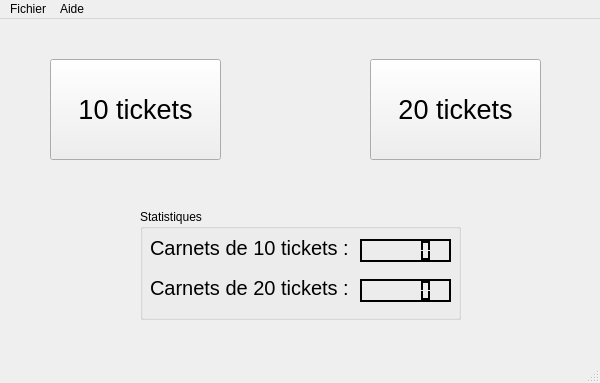
Old version of the form trunk/ui/mainwindow.ui in the repository ae-utbm/ticketprinter.
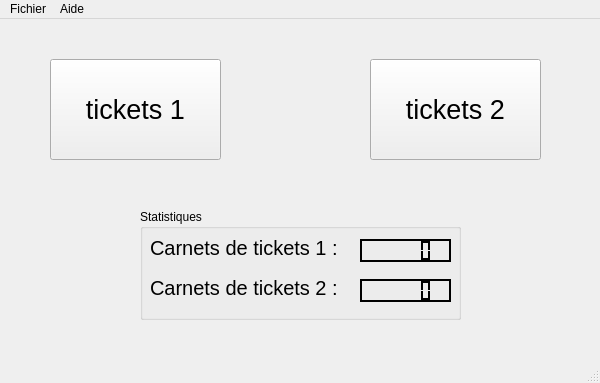
New version of the form.

Commit message: Possibilité de spécifier le nombre de tickets par carnet en paramètre

The edit to the form file:
```diff
--- a/trunk/ui/mainwindow.ui
+++ b/trunk/ui/mainwindow.ui
@@ -50,7 +50,7 @@
       </font>
      </property>
      <property name="text" >
-      <string>10 tickets</string>
+      <string>tickets 1</string>
      </property>
     </widget>
     <widget class="QPushButton" name="vente20" >
@@ -68,7 +68,7 @@
       </font>
      </property>
      <property name="text" >
-      <string>20 tickets</string>
+      <string>tickets 2</string>
      </property>
     </widget>
     <widget class="QGroupBox" name="Stats" >
@@ -98,7 +98,7 @@
        </font>
       </property>
       <property name="text" >
-       <string>Carnets de 10 tickets :</string>
+       <string>Carnets de tickets 1 :</string>
       </property>
      </widget>
      <widget class="QLCDNumber" name="lcd10tik" >
@@ -985,7 +985,7 @@
        </font>
       </property>
       <property name="text" >
-       <string>Carnets de 20 tickets :</string>
+       <string>Carnets de tickets 2 :</string>
       </property>
      </widget>
     </widget>
```
Left out of the diff: 12 changed lines with no effect on the pictures. The commit also changes 4 other files.
